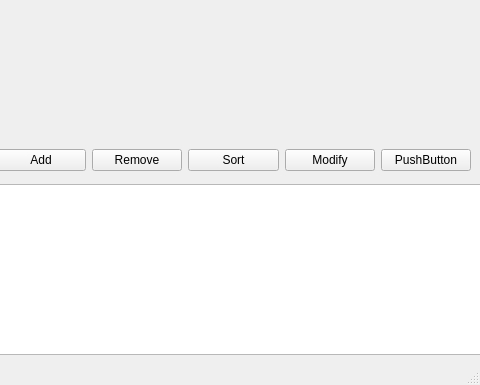
Qt form SRC/mainwindow.ui (ryanewart/SDI) before a commit; both pictures show x 780 to 1260 and y 515 to 900 of the 1260 by 900 pixel window.
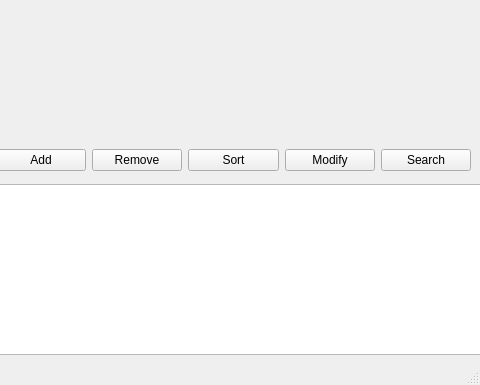
The same form after that commit.

Commit message: Sort desc

```diff
--- a/SRC/mainwindow.ui
+++ b/SRC/mainwindow.ui
@@ -179,7 +179,7 @@
      <item>
       <widget class="QPushButton" name="btn_SearchList">
        <property name="text">
-        <string>PushButton</string>
+        <string>Search</string>
        </property>
       </widget>
      </item>
```
The commit also changes 2 other files.
